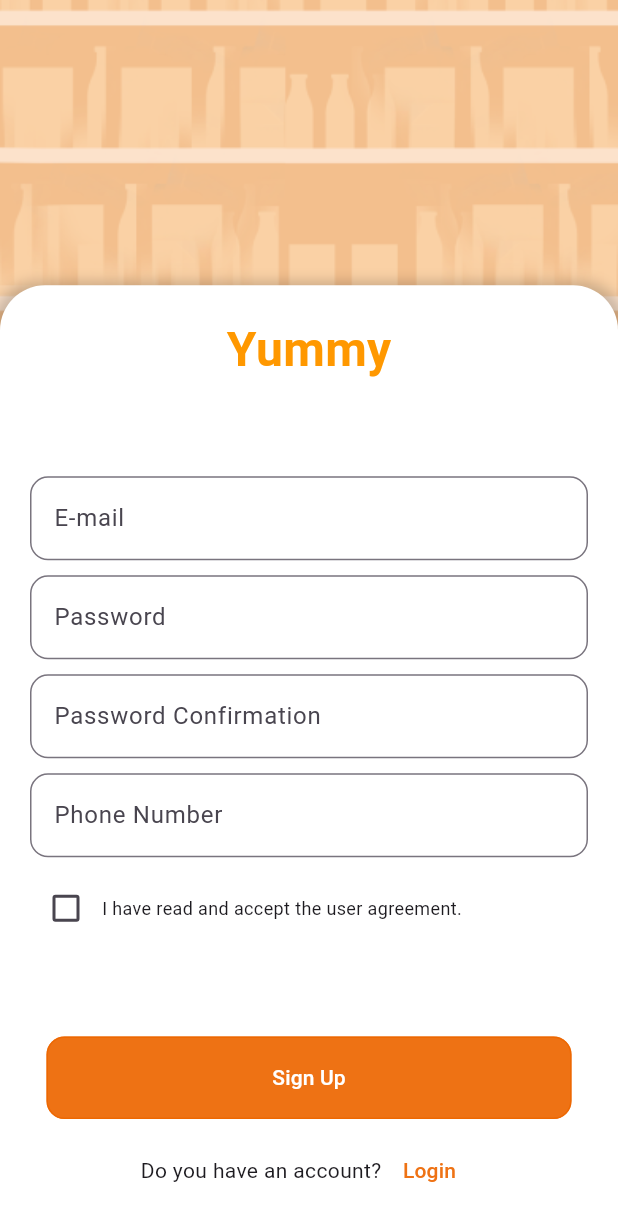
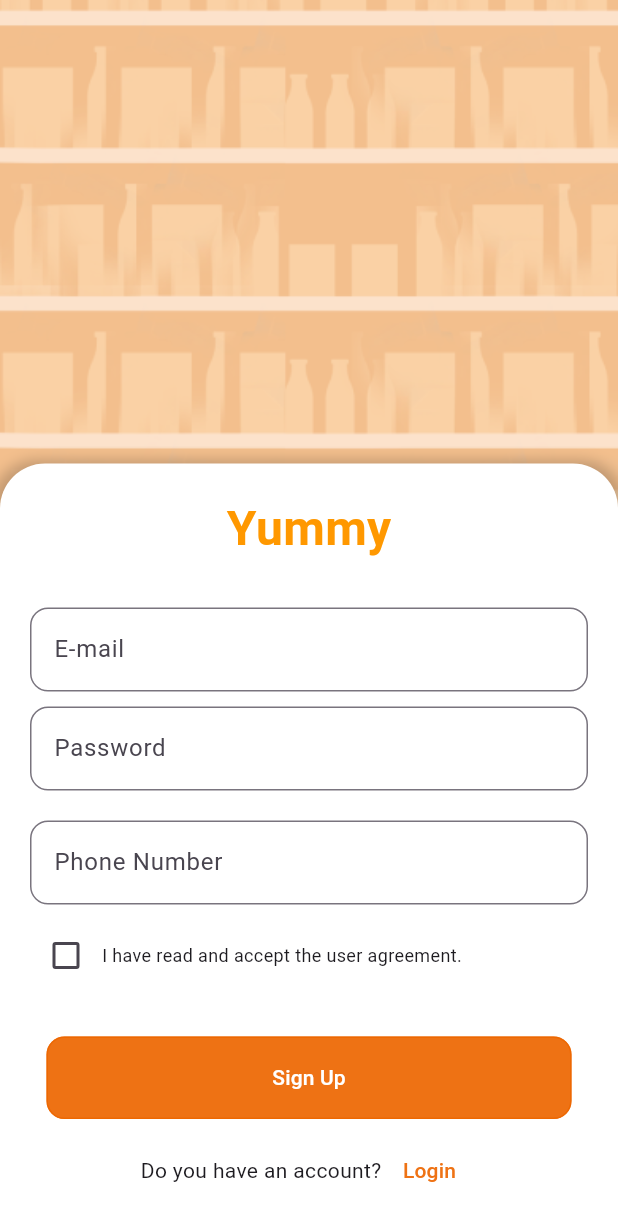
Before and after one commit to huzeyfeyetkiner/school-project, a Flutter app: the screen it shows after launch, after a tap on "Sign Up", on a phone screen of 412 x 824 dp. Shown: the top 1221 px of the screen. Run offline on Flutter 3.47's test engine with Material 3 defaults, Android fonts, the phone set to English and light mode, and no system bars.

Commit message:
password confitmation textinput removed

```diff
--- a/lib/signupscreen.dart
+++ b/lib/signupscreen.dart
@@ -15,7 +15,7 @@ class _SignupScreenState extends State<SignupScreen> {
   @override
   Widget build(BuildContext context) {
     final double heightValue =
-        MediaQuery.of(context).size.height / 1.3; //height of white box
+        MediaQuery.of(context).size.height / 1.6; //height of white box
 
     return MaterialApp(
       home: Scaffold(
@@ -93,22 +93,6 @@ class _SignupScreenState extends State<SignupScreen> {
                             ),
                             const SizedBox(
                               height: 10,
-                            ),
-                            TextFormField(
-                              decoration: InputDecoration(
-                                labelStyle:
-                                    const TextStyle(color: Colors.black),
-                                hintText: 'Password Confirmation',
-                                // icon: const Icon(Icons.lock),
-                                border: OutlineInputBorder(
-                                    borderRadius: BorderRadius.circular(12)),
-                              ),
-                              validator: (String? girilenDeger) {
-                                if (girilenDeger!.isEmpty) {
-                                  return 'You must enter a password';
-                                }
-                                return null;
-                              },
                             ),
                             const SizedBox(
                               height: 10,
```
